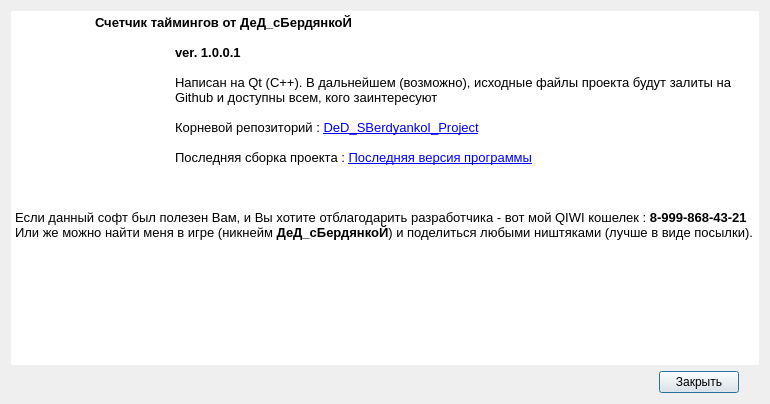
This is DeD_SBerdyankoI_Project/about.ui in EVChebotar/DeD_SBerdyankoI_Project as Qt 5 draws it before an edit. The edited form follows.
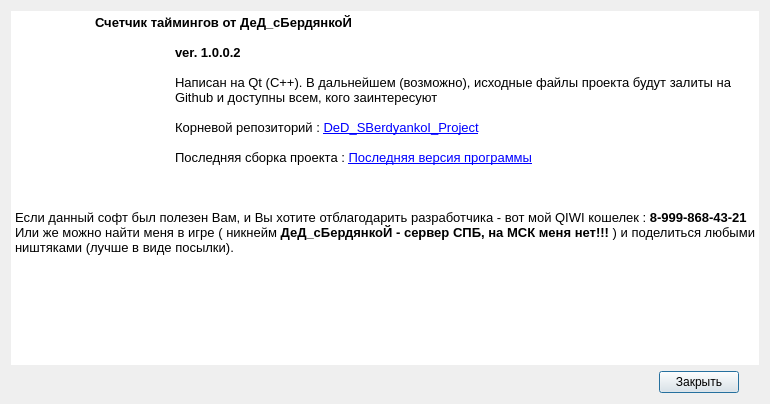
This is the edited form. Icons and pictures are not drawn.

Diff of the .ui file:
```diff
--- a/DeD_SBerdyankoI_Project/about.ui
+++ b/DeD_SBerdyankoI_Project/about.ui
@@ -36,7 +36,7 @@
 &lt;/style&gt;&lt;/head&gt;&lt;body style=&quot; font-family:'MS Shell Dlg 2'; font-size:8.25pt; font-weight:400; font-style:normal;&quot;&gt;
 &lt;p style=&quot; margin-top:0px; margin-bottom:0px; margin-left:0px; margin-right:0px; -qt-block-indent:0; text-indent:0px;&quot;&gt;&lt;img src=&quot;:/Filling/LogoDB.jpg&quot; width=&quot;140&quot; height=&quot;100&quot; /&gt;&lt;span style=&quot; font-size:10pt;&quot;&gt;	&lt;/span&gt;&lt;span style=&quot; font-size:10pt; font-weight:600;&quot;&gt;Счетчик таймингов от ДеД_сБердянкоЙ&lt;/span&gt;&lt;/p&gt;
 &lt;p style=&quot;-qt-paragraph-type:empty; margin-top:0px; margin-bottom:0px; margin-left:0px; margin-right:0px; -qt-block-indent:0; text-indent:0px; font-size:10pt; font-weight:600;&quot;&gt;&lt;br /&gt;&lt;/p&gt;
-&lt;p style=&quot; margin-top:0px; margin-bottom:0px; margin-left:0px; margin-right:0px; -qt-block-indent:0; text-indent:0px;&quot;&gt;&lt;span style=&quot; font-size:10pt; font-weight:600;&quot;&gt;		ver. 1.0.0.1&lt;/span&gt;&lt;span style=&quot; font-size:10pt;&quot;&gt;		&lt;/span&gt;&lt;/p&gt;
+&lt;p style=&quot; margin-top:0px; margin-bottom:0px; margin-left:0px; margin-right:0px; -qt-block-indent:0; text-indent:0px;&quot;&gt;&lt;span style=&quot; font-size:10pt; font-weight:600;&quot;&gt;		ver. 1.0.0.2&lt;/span&gt;&lt;span style=&quot; font-size:10pt;&quot;&gt;	&lt;/span&gt;&lt;/p&gt;
 &lt;p style=&quot;-qt-paragraph-type:empty; margin-top:0px; margin-bottom:0px; margin-left:0px; margin-right:0px; -qt-block-indent:0; text-indent:0px; font-size:10pt;&quot;&gt;&lt;br /&gt;&lt;/p&gt;
 &lt;p style=&quot; margin-top:0px; margin-bottom:0px; margin-left:0px; margin-right:0px; -qt-block-indent:0; text-indent:0px;&quot;&gt;&lt;span style=&quot; font-size:10pt;&quot;&gt;		Написан на Qt (C++). В дальнейшем (возможно), исходные файлы проекта будут залиты на&lt;/span&gt;&lt;/p&gt;
 &lt;p style=&quot; margin-top:0px; margin-bottom:0px; margin-left:0px; margin-right:0px; -qt-block-indent:0; text-indent:0px;&quot;&gt;&lt;span style=&quot; font-size:10pt;&quot;&gt;		Github и доступны всем, кого заинтересуют		&lt;/span&gt;&lt;/p&gt;
@@ -48,7 +48,7 @@
 &lt;p style=&quot;-qt-paragraph-type:empty; margin-top:0px; margin-bottom:0px; margin-left:0px; margin-right:0px; -qt-block-indent:0; text-indent:0px; font-size:10pt;&quot;&gt;&lt;br /&gt;&lt;/p&gt;
 &lt;p style=&quot;-qt-paragraph-type:empty; margin-top:0px; margin-bottom:0px; margin-left:0px; margin-right:0px; -qt-block-indent:0; text-indent:0px; font-size:10pt;&quot;&gt;&lt;br /&gt;&lt;/p&gt;
 &lt;p style=&quot; margin-top:0px; margin-bottom:0px; margin-left:0px; margin-right:0px; -qt-block-indent:0; text-indent:0px;&quot;&gt;&lt;span style=&quot; font-size:10pt;&quot;&gt;Если данный софт был полезен Вам, и Вы хотите отблагодарить разработчика - вот мой QIWI кошелек : &lt;/span&gt;&lt;span style=&quot; font-size:10pt; font-weight:600;&quot;&gt;8-999-868-43-21&lt;/span&gt;&lt;/p&gt;
-&lt;p align=&quot;justify&quot; style=&quot; margin-top:0px; margin-bottom:0px; margin-left:0px; margin-right:0px; -qt-block-indent:0; text-indent:0px;&quot;&gt;&lt;span style=&quot; font-size:10pt;&quot;&gt;Или же можно найти меня в игре (никнейм &lt;/span&gt;&lt;span style=&quot; font-size:10pt; font-weight:600;&quot;&gt;ДеД_сБердянкоЙ&lt;/span&gt;&lt;span style=&quot; font-size:10pt;&quot;&gt;) и поделиться любыми ништяками (лучше в виде посылки).&lt;/span&gt;&lt;/p&gt;&lt;/body&gt;&lt;/html&gt;</string>
+&lt;p align=&quot;justify&quot; style=&quot; margin-top:0px; margin-bottom:0px; margin-left:0px; margin-right:0px; -qt-block-indent:0; text-indent:0px;&quot;&gt;&lt;span style=&quot; font-size:10pt;&quot;&gt;Или же можно найти меня в игре ( никнейм &lt;/span&gt;&lt;span style=&quot; font-size:10pt; font-weight:600;&quot;&gt;ДеД_сБердянкоЙ - сервер СПБ, на МСК меня нет!!! &lt;/span&gt;&lt;span style=&quot; font-size:10pt;&quot;&gt;) и поделиться любыми ништяками (лучше в виде посылки).&lt;/span&gt;&lt;/p&gt;&lt;/body&gt;&lt;/html&gt;</string>
      </property>
      <property name="openExternalLinks">
       <bool>true</bool>
```
